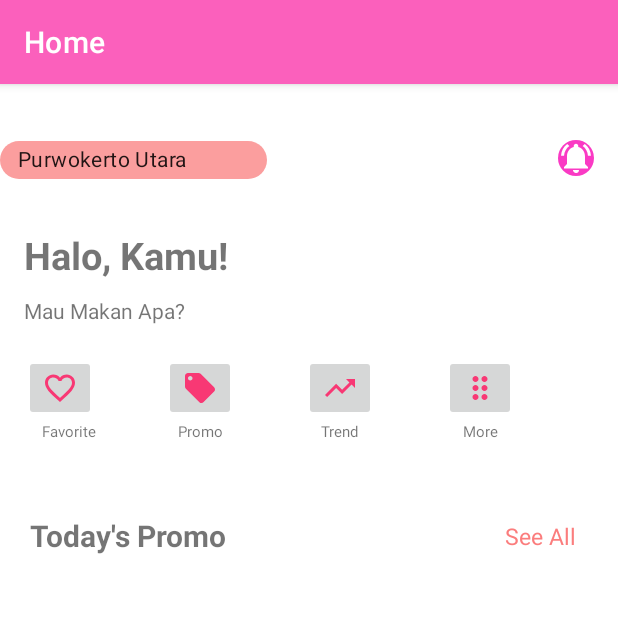
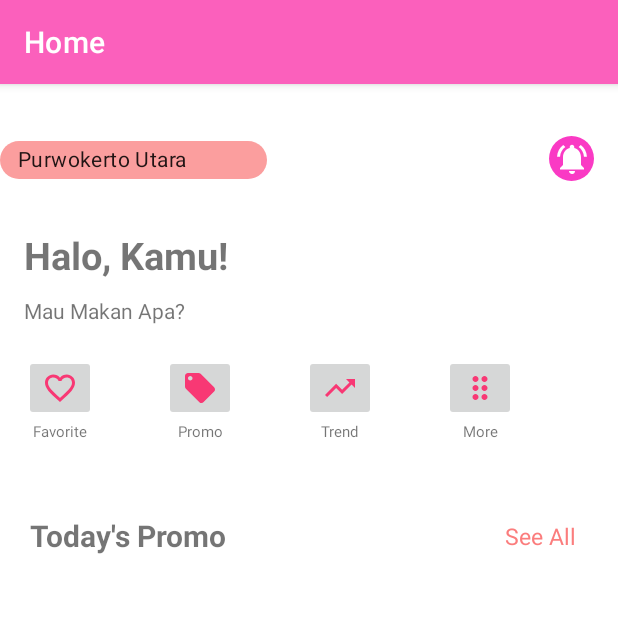
Before and after one commit to faizzaki14/MyAPP, an Android app: the screen it shows after launch (MainActivity), on a phone screen of 412 x 824 dp, the top half of it. Run offline under Robolectric (Android 15) with nearby library versions, the phone set to English and light mode, and no system bars; our stand-ins replace navigation-ui.

Commit message:
update color

```diff
--- a/Home/app/src/main/res/layout/fragment_home.xml
+++ b/Home/app/src/main/res/layout/fragment_home.xml
@@ -20,8 +20,8 @@
 
    <ImageButton
        android:id="@+id/imageButton"
-       android:layout_width="wrap_content"
-       android:layout_height="wrap_content"
+       android:layout_width="30dp"
+       android:layout_height="30dp"
        android:background="@drawable/custom_circle_bg"
        android:src="@drawable/ic_baseline_notifications_active_24"
        app:layout_constraintBottom_toBottomOf="@+id/chip4"
@@ -137,7 +137,6 @@
        android:text="Favorite"
        android:textSize="10sp"
        app:layout_constraintEnd_toEndOf="@+id/imageButton3"
-       app:layout_constraintHorizontal_bias="1.0"
        app:layout_constraintStart_toStartOf="@+id/imageButton3"
        app:layout_constraintTop_toBottomOf="@+id/imageButton3" />
 
```
